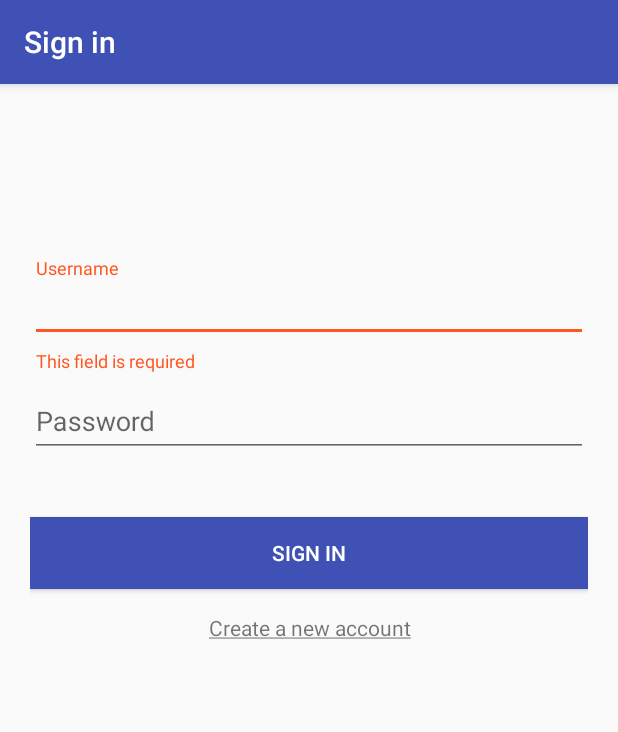
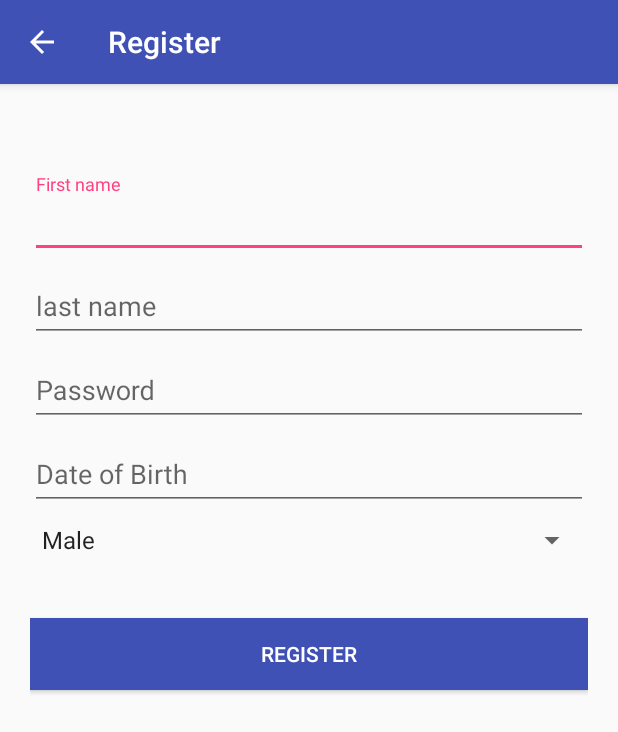
Before and after one commit to StefanPahlplatz/Android2, an Android app: the screen it shows after launch (LoginActivity before the commit, RegisterActivity after it), after a tap on "Create a new account", on a phone screen of 412 x 824 dp. Shown: the top 732 px of the screen. Run offline under Robolectric (Android 15) with nearby library versions, the light colour scheme and no system bars.

Commit message:
Added a registration view.

```diff
--- a/Application/app/src/main/AndroidManifest.xml
+++ b/Application/app/src/main/AndroidManifest.xml
@@ -9,20 +9,30 @@
         android:roundIcon="@mipmap/ic_launcher_round"
         android:supportsRtl="true"
         android:theme="@style/AppTheme">
-
-        <activity android:name=".views.activities.MainActivity">
-        </activity>
-
+        <!-- MainActivity -->
+        <activity android:name=".views.activities.MainActivity"></activity>
+        <!-- LoginActivity -->
         <activity
             android:name=".views.activities.LoginActivity"
             android:label="@string/title_activity_login">
+
             <!-- To change the launcher activity, move the intent filter to the activity. -->
             <intent-filter>
                 <action android:name="android.intent.action.MAIN" />
+
                 <category android:name="android.intent.category.LAUNCHER" />
             </intent-filter>
         </activity>
-
+        <!-- RegisterActivity -->
+        <activity
+            android:name=".views.activities.RegisterActivity"
+            android:label="@string/title_activity_register"
+            android:parentActivityName=".views.activities.LoginActivity"
+            android:theme="@style/AppTheme.NoActionBar">
+            <meta-data
+                android:name="android.support.PARENT_ACTIVITY"
+                android:value="com.android2.eu.proximitymap.views.activities.LoginActivity" />
+        </activity>
     </application>
 
 </manifest>
--- a/Application/app/src/main/java/com/android2/eu/proximitymap/views/activities/LoginActivity.java
+++ b/Application/app/src/main/java/com/android2/eu/proximitymap/views/activities/LoginActivity.java
@@ -1,5 +1,6 @@
 package com.android2.eu.proximitymap.views.activities;
 
+import android.content.Intent;
 import android.os.Bundle;
 import android.support.design.widget.TextInputLayout;
 import android.support.v7.app.AppCompatActivity;
@@ -46,7 +47,9 @@ public class LoginActivity extends AppCompatActivity {
         tvCreateAccount.setOnClickListener(new View.OnClickListener() {
             @Override
             public void onClick(View v) {
-                // TODO: Launch register intent.
+                Intent registerIntent = new Intent(LoginActivity.this, RegisterActivity.class);
+                startActivity(registerIntent);
+                // TODO: Stop this activity when registration is successful.
             }
         });
     }
--- /dev/null
+++ b/Application/app/src/main/java/com/android2/eu/proximitymap/views/activities/RegisterActivity.java
@@ -0,0 +1,22 @@
+package com.android2.eu.proximitymap.views.activities;
+
+import android.os.Bundle;
+import android.support.v7.app.AppCompatActivity;
+import android.support.v7.widget.Toolbar;
+
+import com.android2.eu.proximitymap.R;
+
+public class RegisterActivity extends AppCompatActivity {
+
+    @Override
+    protected void onCreate(Bundle savedInstanceState) {
+        super.onCreate(savedInstanceState);
+        setContentView(R.layout.activity_register);
+
+        Toolbar toolbar = (Toolbar) findViewById(R.id.toolbar);
+        setSupportActionBar(toolbar);
+        if (getSupportActionBar() != null) {
+            getSupportActionBar().setDisplayHomeAsUpEnabled(true);
+        }
+    }
+}
--- /dev/null
+++ b/Application/app/src/main/res/layout/activity_register.xml
@@ -0,0 +1,110 @@
+<?xml version="1.0" encoding="utf-8"?>
+<android.support.design.widget.CoordinatorLayout xmlns:android="http://schemas.android.com/apk/res/android"
+    xmlns:app="http://schemas.android.com/apk/res-auto"
+    xmlns:tools="http://schemas.android.com/tools"
+    android:layout_width="match_parent"
+    android:layout_height="match_parent"
+    tools:context="com.android2.eu.proximitymap.views.activities.RegisterActivity">
+
+    <android.support.design.widget.AppBarLayout
+        android:layout_width="match_parent"
+        android:layout_height="wrap_content"
+        android:theme="@style/AppTheme.AppBarOverlay">
+
+        <android.support.v7.widget.Toolbar
+            android:id="@+id/toolbar"
+            android:layout_width="match_parent"
+            android:layout_height="?attr/actionBarSize"
+            android:background="?attr/colorPrimary"
+            app:popupTheme="@style/AppTheme.PopupOverlay" />
+
+    </android.support.design.widget.AppBarLayout>
+
+    <LinearLayout
+        android:layout_width="match_parent"
+        android:layout_height="match_parent"
+        android:layout_marginTop="?attr/actionBarSize"
+        android:orientation="vertical"
+        android:paddingLeft="20dp"
+        android:paddingRight="20dp"
+        android:paddingTop="60dp">
+
+        <android.support.design.widget.TextInputLayout
+            android:id="@+id/input_layout_first_name"
+            android:layout_width="fill_parent"
+            android:layout_height="wrap_content"
+            android:hint="@string/prompt_first_name">
+
+            <android.support.design.widget.TextInputEditText
+                android:id="@+id/input_first_name"
+                android:layout_width="fill_parent"
+                android:layout_height="wrap_content"
+                android:inputType="textPersonName"
+                android:minLines="1"
+                android:scrollbars="vertical" />
+        </android.support.design.widget.TextInputLayout>
+
+        <android.support.design.widget.TextInputLayout
+            android:id="@+id/input_layout_last_name"
+            android:layout_width="fill_parent"
+            android:layout_height="wrap_content"
+            android:hint="@string/prompt_last_name">
+
+            <android.support.design.widget.TextInputEditText
+                android:id="@+id/input_last_name"
+                android:layout_width="fill_parent"
+                android:layout_height="wrap_content"
+                android:inputType="textPersonName"
+                android:minLines="1"
+                android:scrollbars="vertical" />
+        </android.support.design.widget.TextInputLayout>
+
+        <android.support.design.widget.TextInputLayout
+            android:id="@+id/input_layout_password"
+            android:layout_width="fill_parent"
+            android:layout_height="wrap_content"
+            android:hint="@string/prompt_password">
+
+            <android.support.design.widget.TextInputEditText
+                android:id="@+id/input_password"
+                android:layout_width="fill_parent"
+                android:layout_height="wrap_content"
+                android:inputType="textPassword"
+                android:minLines="1"
+                android:scrollbars="vertical" />
+        </android.support.design.widget.TextInputLayout>
+
+        <android.support.design.widget.TextInputLayout
+            android:id="@+id/input_layout_dob"
+            android:layout_width="fill_parent"
+            android:layout_height="wrap_content"
+            android:hint="@string/prompt_dob">
+
+            <android.support.design.widget.TextInputEditText
+                android:id="@+id/input_dob"
+                android:layout_width="fill_parent"
+                android:layout_height="wrap_content"
+                android:inputType="textPersonName"
+                android:minLines="1"
+                android:scrollbars="vertical" />
+        </android.support.design.widget.TextInputLayout>
+
+        <Spinner
+            android:id="@+id/spn_gender"
+            android:layout_width="fill_parent"
+            android:layout_height="wrap_content"
+            android:layout_marginTop="8dp"
+            android:entries="@array/spinnerGenderItems" />
+
+        <Button
+            android:id="@+id/btn_register"
+            android:layout_width="fill_parent"
+            android:layout_height="wrap_content"
+            android:layout_marginTop="40dp"
+            android:background="@color/colorPrimary"
+            android:text="@string/action_register"
+            android:textColor="@android:color/white" />
+
+    </LinearLayout>
+
+</android.support.design.widget.CoordinatorLayout>
--- /dev/null
+++ b/Application/app/src/main/res/values/array.xml
@@ -0,0 +1,7 @@
+<?xml version="1.0" encoding="utf-8"?>
+<resources>
+    <string-array name="spinnerGenderItems">
+        <item>Male</item>
+        <item>Female</item>
+    </string-array>
+</resources>
--- a/Application/app/src/main/res/values/strings.xml
+++ b/Application/app/src/main/res/values/strings.xml
@@ -4,8 +4,16 @@
 
     <!-- Strings related to login -->
     <string name="prompt_username">Username</string>
-    <string name="prompt_password">Password</string>
     <string name="action_sign_in">Sign in</string>
     <string name="error_field_required">This field is required</string>
     <string name="create_account"><u>Create a new account</u></string>
+    <string name="title_activity_register">Register</string>
+
+    <!-- Strings related to registration -->
+    <string name="prompt_password">Password</string>
+    <string name="action_register">Register</string>
+    <string name="prompt_dob">Date of Birth</string>
+    <string name="prompt_first_name">First name</string>
+    <string name="prompt_last_name">last name</string>
+
 </resources>
--- a/Application/app/src/main/res/values/styles.xml
+++ b/Application/app/src/main/res/values/styles.xml
@@ -8,4 +8,13 @@
         <item name="colorAccent">@color/colorAccent</item>
     </style>
 
+    <style name="AppTheme.NoActionBar">
+        <item name="windowActionBar">false</item>
+        <item name="windowNoTitle">true</item>
+    </style>
+
+    <style name="AppTheme.AppBarOverlay" parent="ThemeOverlay.AppCompat.Dark.ActionBar" />
+
+    <style name="AppTheme.PopupOverlay" parent="ThemeOverlay.AppCompat.Light" />
+
 </resources>
```
